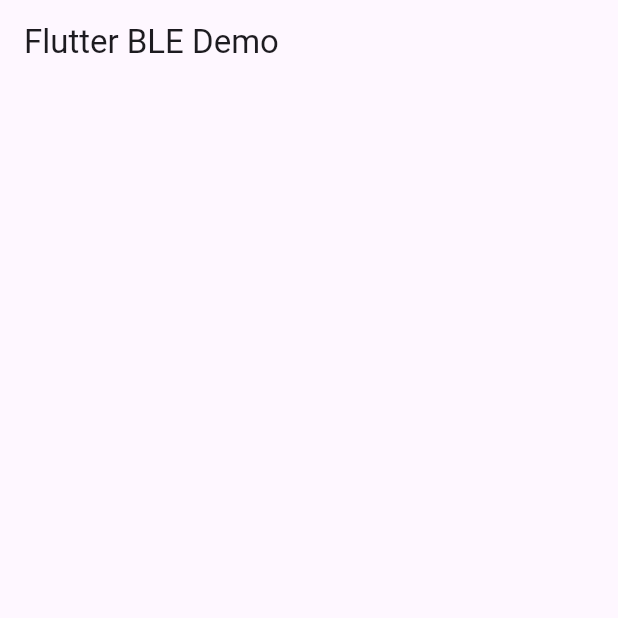
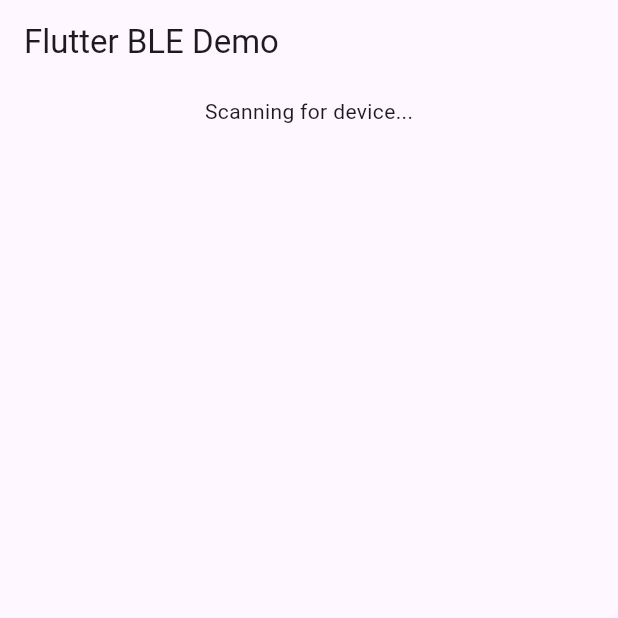
Before and after one commit to JamesMWaller/MobileAndUbiquitousComputing, a Flutter app: the screen it shows after launch, on a phone screen of 412 x 824 dp, the top half of it. Run offline on Flutter 3.47's test engine with Material 3 defaults, Android fonts, the light colour scheme and no system bars; our stand-ins replace flutter_blue_plus, permission_handler; statements that could not run were skipped.

Commit message:
streamlined app
removed unnecessary screen which showed all Bluetooth devices and now just searches for the Arduino specifically also automatically sets mode to notify for valid services

```diff
--- a/flutter_ble/lib/main.dart
+++ b/flutter_ble/lib/main.dart
@@ -26,7 +26,6 @@
   MyHomePage({Key? key, required this.title}) : super(key: key);
 
   final String title;
-  final List<BluetoothDevice> devicesList = <BluetoothDevice>[];
   final Map<Guid, List<int>> readValues = <Guid, List<int>>{};
 
   @override
@@ -38,16 +37,6 @@
   BluetoothDevice? _connectedDevice;
   List<BluetoothService> _services = [];
 
-  _addDeviceTolist(final BluetoothDevice device) {
-    if (!widget.devicesList.contains(device) ) {
-      if (device.platformName != '') {
-        setState(() {
-          widget.devicesList.add(device);
-        });
-      }
-    }
-  }
-
 
 
   _initBluetooth() async {
@@ -55,17 +44,30 @@
           (results) async {
         if (results.isNotEmpty) {
           for (ScanResult result in results) {
-            _addDeviceTolist(result.device);  // Add device to the list (optional)
+            // Check if this is the target device
+            if (result.device.platformName == TARGET_DEVICE_NAME) {
+              FlutterBluePlus.stopScan(); // Stop scanning
+              try {
+                await result.device.connect(); // Connect to device
+                _services = await result.device.discoverServices(); // Get services
 
-            // Check if the device name matches the target
-            if (result.device.platformName == TARGET_DEVICE_NAME) {
-              FlutterBluePlus.stopScan();  // Stop scanning once found
-              try {
-                await result.device.connect();  // Connect to the device
-                _services = await result.device.discoverServices();  // Get services
                 setState(() {
-                  _connectedDevice = result.device;  // Update the UI
+                  _connectedDevice = result.device; // Update UI to show connection screen
                 });
+
+                // Enable notifications for notifyable characteristics
+                for (BluetoothService service in _services) {
+                  for (BluetoothCharacteristic characteristic in service.characteristics) {
+                    if (characteristic.properties.notify) {
+                      await characteristic.setNotifyValue(true);
+                      characteristic.lastValueStream.listen((value) {
+                        setState(() {
+                          widget.readValues[characteristic.uuid] = value;
+                        });
+                      });
+                    }
+                  }
+                }
               } on PlatformException catch (e) {
                 if (e.code != 'already_connected') {
                   rethrow;
@@ -88,6 +90,8 @@
     await FlutterBluePlus.startScan();
   }
 
+
+
   @override
   void initState() {
     () async {
@@ -108,56 +112,6 @@
     super.initState();
   }
 
-  ListView _buildListViewOfDevices() {
-    List<Widget> containers = <Widget>[];
-    for (BluetoothDevice device in widget.devicesList) {
-      containers.add(
-        SizedBox(
-          height: 50,
-          child: Row(
-            children: <Widget>[
-              Expanded(
-                child: Column(
-                  children: <Widget>[
-                    Text(device.platformName == '' ? '(unknown device)' : device.advName),
-                    Text(device.remoteId.toString()),
-                  ],
-                ),
-              ),
-              TextButton(
-                child: const Text(
-                  'Connect',
-                  style: TextStyle(color: Colors.black),
-                ),
-                onPressed: () async {
-                  FlutterBluePlus.stopScan();
-                  try {
-                    await device.connect();
-                  } on PlatformException catch (e) {
-                    if (e.code != 'already_connected') {
-                      rethrow;
-                    }
-                  } finally {
-                    _services = await device.discoverServices();
-                  }
-                  setState(() {
-                    _connectedDevice = device;
-                  });
-                },
-              ),
-            ],
-          ),
-        ),
-      );
-    }
-
-    return ListView(
-      padding: const EdgeInsets.all(8),
-      children: <Widget>[
-        ...containers,
-      ],
-    );
-  }
 
   List<ButtonTheme> _buildReadWriteNotifyButton(BluetoothCharacteristic characteristic) {
     List<ButtonTheme> buttons = <ButtonTheme>[];
@@ -305,11 +259,14 @@
   }
 
   ListView _buildView() {
-    if (_connectedDevice != null) {
-      return _buildConnectDeviceView();
-    }
-    return _buildListViewOfDevices();
+    return _connectedDevice != null ? _buildConnectDeviceView() : ListView(
+      padding: const EdgeInsets.all(8),
+      children: const [
+        Center(child: Text("Scanning for device...")),
+      ],
+    );
   }
+
 
   @override
   Widget build(BuildContext context) => Scaffold(
```
